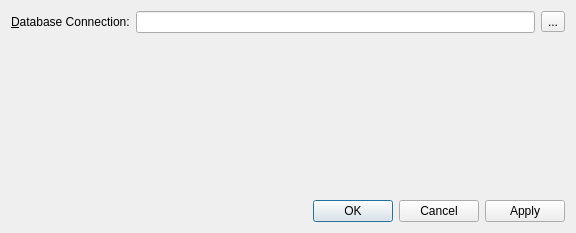
Old version of the form ui/PreferencesDialog.ui in the repository MixusMinimax/cxx-qt-widgets-example.
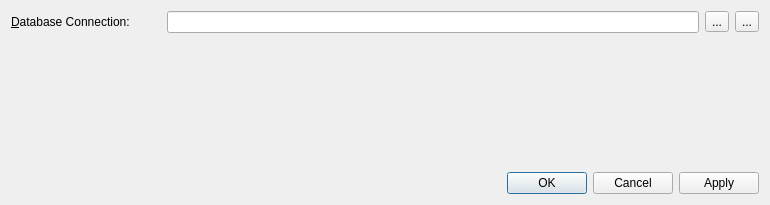
New version of the form. Icons and pictures are not drawn.

Commit message: change database file path

```diff
--- a/ui/PreferencesDialog.ui
+++ b/ui/PreferencesDialog.ui
@@ -9,8 +9,8 @@
    <rect>
     <x>0</x>
     <y>0</y>
-    <width>576</width>
-    <height>233</height>
+    <width>770</width>
+    <height>205</height>
    </rect>
   </property>
   <property name="windowTitle">
@@ -27,6 +27,12 @@
     <layout class="QFormLayout" name="formLayout">
      <item row="0" column="0">
       <widget class="QLabel" name="databaseConnectionLabel">
+       <property name="minimumSize">
+        <size>
+         <width>150</width>
+         <height>0</height>
+        </size>
+       </property>
        <property name="text">
         <string>&amp;Database Connection:</string>
        </property>
@@ -38,7 +44,11 @@
      <item row="0" column="1">
       <layout class="QHBoxLayout" name="databaseConnectionPair">
        <item>
-        <widget class="QLineEdit" name="databaseConnectionEdit"/>
+        <widget class="QLineEdit" name="databaseConnectionEdit">
+         <property name="clearButtonEnabled">
+          <bool>true</bool>
+         </property>
+        </widget>
        </item>
        <item>
         <widget class="QToolButton" name="databaseConnectionPicker">
@@ -50,6 +60,19 @@
          </property>
         </widget>
        </item>
+       <item>
+        <widget class="QToolButton" name="databaseConnectionDefault">
+         <property name="toolTip">
+          <string>Reset to default</string>
+         </property>
+         <property name="text">
+          <string>...</string>
+         </property>
+         <property name="icon">
+          <iconset theme="QIcon::ThemeIcon::EditUndo"/>
+         </property>
+        </widget>
+       </item>
       </layout>
      </item>
     </layout>
```
Left out of the diff: 3 changed lines with no effect on the pictures. The commit also changes 6 other files.
